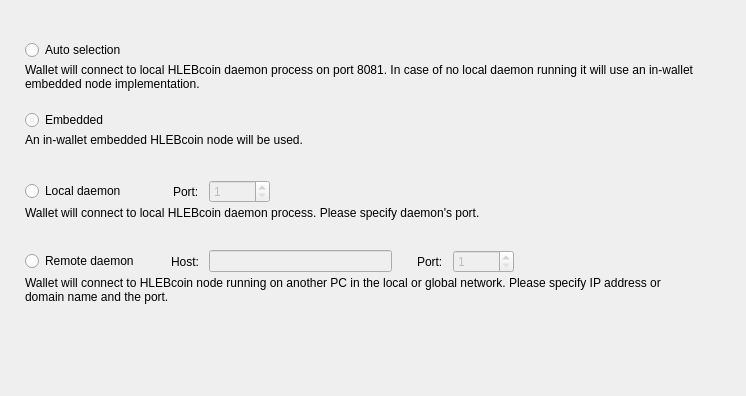
This is src/Gui/Options/ConnectionOptionsFrame.ui in hornie/hlebcoinCN1-wallet as Qt 5 draws it before an edit. The edited form follows.
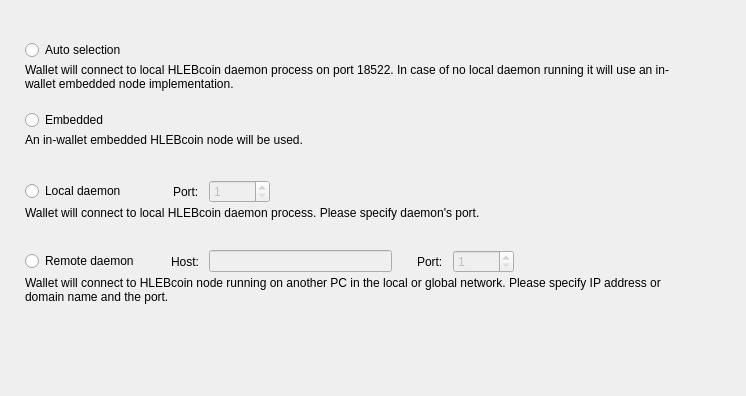
This is the edited form. Custom widgets are drawn as their Qt base class.

The edit to the form file:
```diff
--- a/src/Gui/Options/ConnectionOptionsFrame.ui
+++ b/src/Gui/Options/ConnectionOptionsFrame.ui
@@ -81,7 +81,7 @@
       <item alignment="Qt::AlignTop">
        <widget class="WalletGui::WalletSmallGrayTextLabel" name="m_autoHelperLabel">
         <property name="text">
-         <string>Wallet will connect to local HLEBcoin daemon process on port 8081. In case of no local daemon running it will use an in-wallet embedded node implementation.</string>
+         <string>Wallet will connect to local HLEBcoin daemon process on port 18522. In case of no local daemon running it will use an in-wallet embedded node implementation.</string>
         </property>
         <property name="alignment">
          <set>Qt::AlignLeading|Qt::AlignLeft|Qt::AlignTop</set>
```
